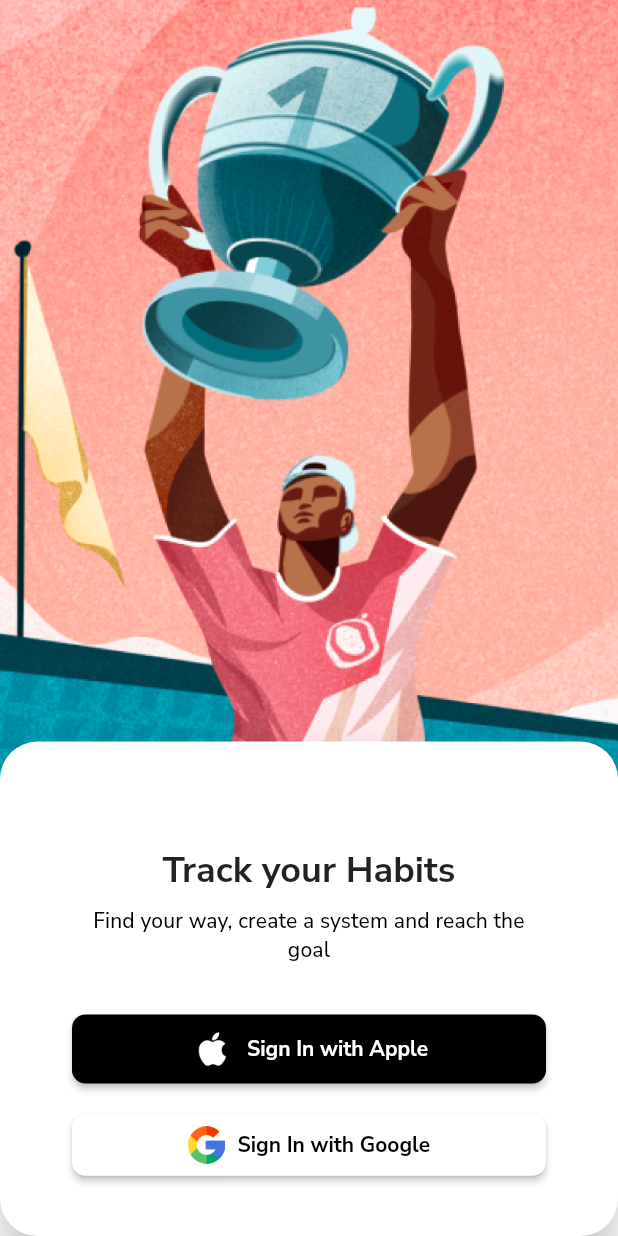
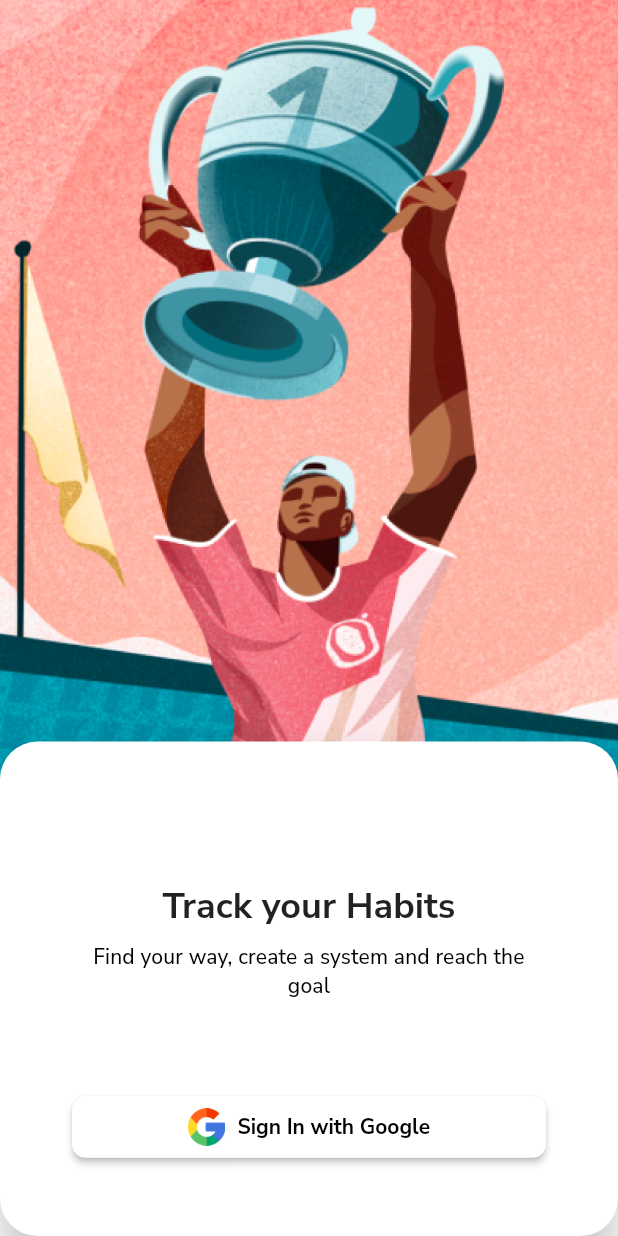
Before and after one commit to Nithsua/habitist, a Flutter app: the screen it shows after launch, after a tap on the "arrow forward ios" icon, on a phone screen of 412 x 824 dp. Run offline on Flutter 3.47's test engine with Material 2 defaults, Android fonts, the phone set to English and light mode, and no system bars; our stand-ins replace cloud_firestore, dots_indicator, firebase_auth, firebase_core, firebase_crashlytics, flutter_riverpod and 3 more; accounts and stored records are empty.

Commit message:
[UI]: Onboard Screen

```diff
--- a/lib/app/screens/onboard.screen.dart
+++ b/lib/app/screens/onboard.screen.dart
@@ -1,12 +1,20 @@
+import 'dart:io';
+
 import 'package:dots_indicator/dots_indicator.dart';
 import 'package:flutter/material.dart';
+import 'package:flutter_riverpod/flutter_riverpod.dart';
+import 'package:habitist/app/models/view/onboard_screen/onboard_screen.model.dart';
+import 'package:habitist/app/viewmodels/onboard_screen.viewmodel.dart';
 
-class OnboardScreen extends StatelessWidget {
+class OnboardScreen extends ConsumerWidget {
   final pageController = PageController();
+  final onboardScreenProvider =
+      StateNotifierProvider<OnboardScreenViewModel, OnboardScreenModel>(
+          (_) => OnboardScreenViewModel());
   OnboardScreen({super.key});
 
   @override
-  Widget build(BuildContext context) {
+  Widget build(BuildContext context, WidgetRef ref) {
     return Scaffold(
       body: LayoutBuilder(builder: (context, constraints) {
         return Stack(
@@ -39,9 +47,17 @@ class OnboardScreen extends StatelessWidget {
                               duration: const Duration(milliseconds: 200),
                               curve: Curves.easeIn);
                         }),
-                      const OnboardSubPageTwo()
+                    OnboardSubPageTwo(
+                        googleSignIn: ref
+                            .read(onboardScreenProvider.notifier)
+                            .signInWithGoogle,
+                        appleSignIn: ref
+                            .read(onboardScreenProvider.notifier)
+                            .signInWithApple,
+                        allowSignIn: !ref.watch(onboardScreenProvider).loading),
                   ],
-                  )),
+                ),
+              ),
             ),
           ],
         );
@@ -117,7 +133,14 @@ class OnboardSubPageOne extends StatelessWidget {
 }
 
 class OnboardSubPageTwo extends StatelessWidget {
-  const OnboardSubPageTwo({super.key});
+  final bool allowSignIn;
+  final VoidCallback googleSignIn;
+  final VoidCallback appleSignIn;
+  const OnboardSubPageTwo(
+      {super.key,
+      required this.allowSignIn,
+      required this.googleSignIn,
+      required this.appleSignIn});
 
   @override
   Widget build(BuildContext context) {
@@ -148,22 +171,10 @@ class OnboardSubPageTwo extends StatelessWidget {
             ],
           ),
           const Spacer(),
-          const SignInWithAppleButton(),
-          const SizedBox(height: 16.0),
-          const SignInWithGoogleButton(),
-          const Spacer(),
-        ],
-      ),
-    );
-  }
-}
-
-class SignInWithAppleButton extends StatelessWidget {
-  const SignInWithAppleButton({super.key});
-
-  @override
-  Widget build(BuildContext context) {
-    return SignInButton(
+          Column(
+            children: [
+              Platform.isIOS
+                  ? SignInButton(
                       leading: Image.asset(
                         'assets/logo/apple.png',
                         height: 30,
@@ -171,19 +182,14 @@ class SignInWithAppleButton extends StatelessWidget {
                         color: Colors.white,
                       ),
                       text: 'Sign In with Apple',
+                      disableColor: Colors.black,
                       foregroundColor: Colors.white,
                       backgroundColor: Colors.black,
-      onPressed: () {},
-    );
-  }
-}
-
-class SignInWithGoogleButton extends StatelessWidget {
-  const SignInWithGoogleButton({super.key});
-
-  @override
-  Widget build(BuildContext context) {
-    return SignInButton(
+                      onPressed: allowSignIn ? appleSignIn : null,
+                    )
+                  : const SizedBox(),
+              const SizedBox(height: 16.0),
+              SignInButton(
                 leading: Image.asset(
                   'assets/logo/google.png',
                   height: 25,
@@ -192,13 +198,20 @@ class SignInWithGoogleButton extends StatelessWidget {
                 text: 'Sign In with Google',
                 foregroundColor: Colors.black,
                 backgroundColor: Colors.white,
-      onPressed: () {},
+                onPressed: allowSignIn ? googleSignIn : null,
+              ),
+            ],
+          ),
+          const Spacer(),
+        ],
+      ),
     );
   }
 }
 
 class SignInButton extends StatelessWidget {
   final VoidCallback? onPressed;
+  final Color? disableColor;
   final Widget leading;
   final String text;
   final Color foregroundColor;
@@ -206,6 +219,7 @@ class SignInButton extends StatelessWidget {
   const SignInButton({
     super.key,
     this.onPressed,
+    this.disableColor,
     this.foregroundColor = Colors.white,
     this.backgroundColor = Colors.black,
     required this.leading,
@@ -217,6 +231,7 @@ class SignInButton extends StatelessWidget {
     return MaterialButton(
       onPressed: onPressed,
       color: backgroundColor,
+      disabledColor: disableColor,
       shape: RoundedRectangleBorder(borderRadius: BorderRadius.circular(9.0)),
       child: Padding(
         padding: const EdgeInsets.symmetric(vertical: 8.0),
```
Lines whose indentation alone changed are shown as unchanged.
